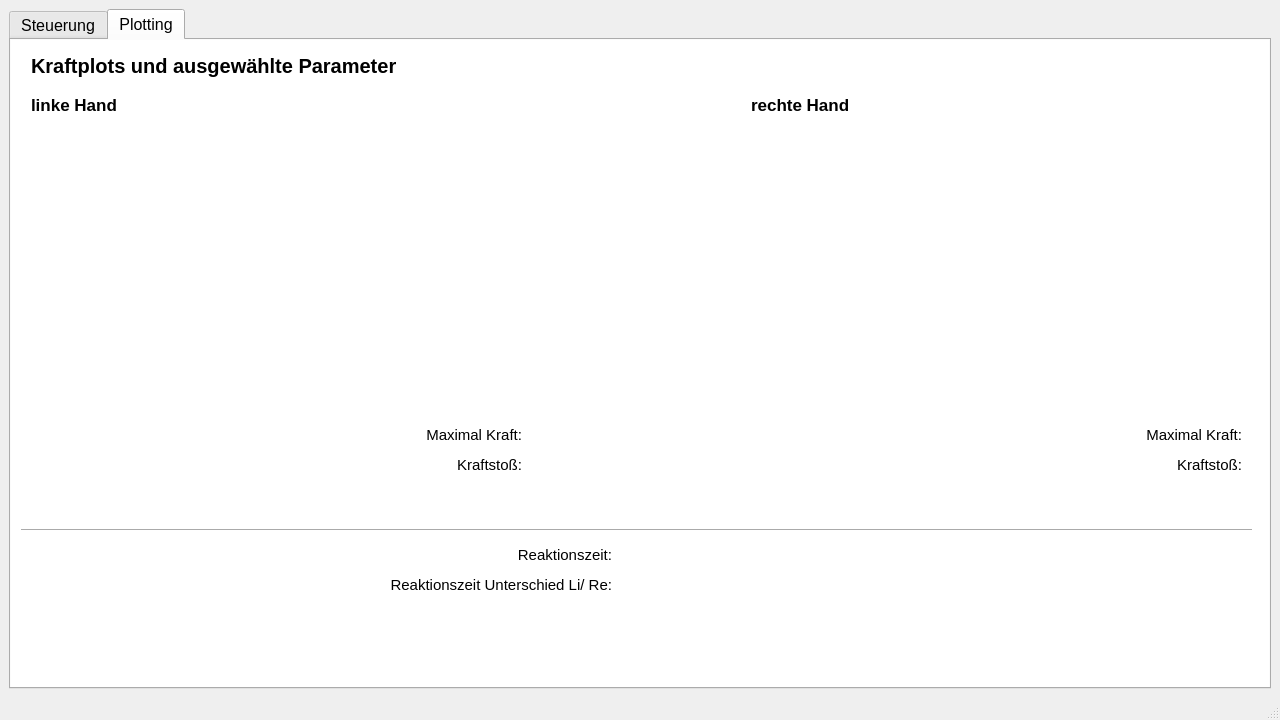
Above: app_GUI.ui from TillSchroeter/RaspberryPi_Snapcoach before the change. Below: the same form after it.
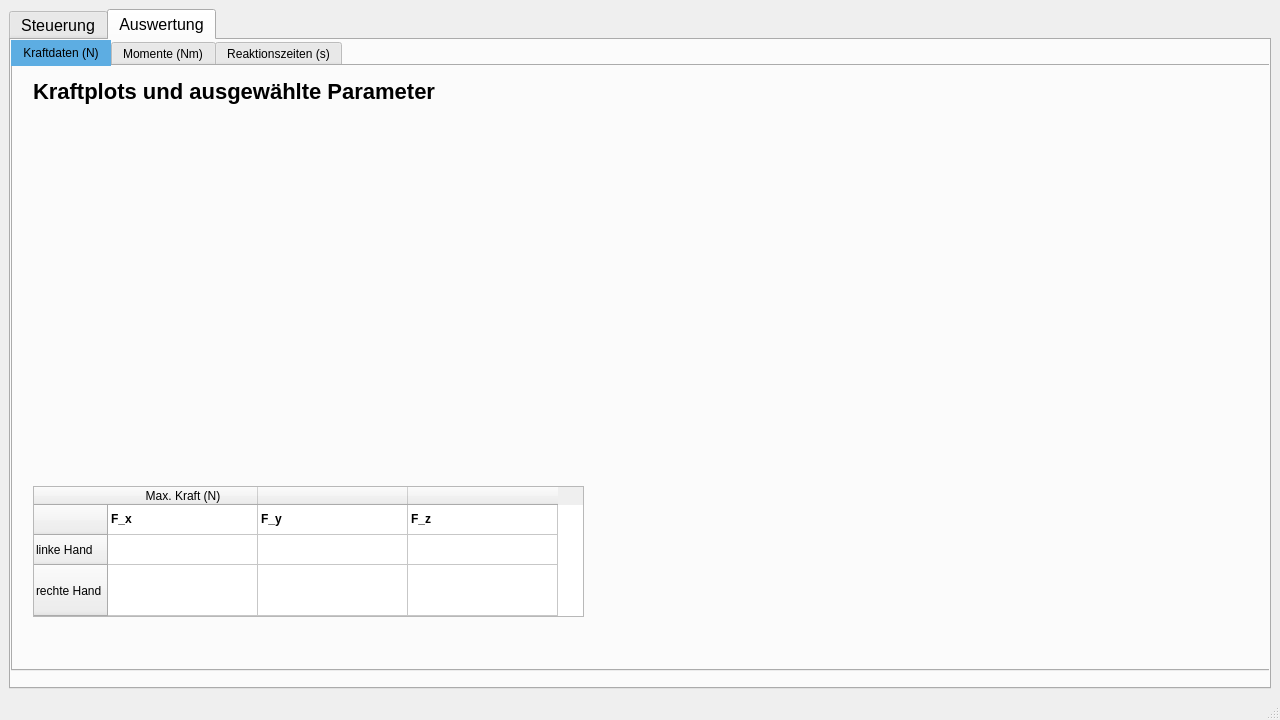
That is the form after the change. The open tabs and pages were chosen to show the change.

The edit to the form file:
```diff
--- a/app_GUI.ui
+++ b/app_GUI.ui
@@ -479,285 +479,489 @@
         </property>
        </widget>
       </widget>
-      <widget class="QWidget" name="Plotting">
-       <property name="enabled">
-        <bool>true</bool>
-       </property>
-       <property name="styleSheet">
-        <string notr="true">background-color: rgb(255, 255, 255);</string>
-       </property>
+      <widget class="QWidget" name="Auswertung">
        <attribute name="title">
-        <string>Plotting</string>
+        <string>Auswertung</string>
        </attribute>
-       <widget class="QLabel" name="Ueberschrift">
+       <widget class="QTabWidget" name="tabWidget_2">
         <property name="geometry">
          <rect>
-          <x>20</x>
-          <y>10</y>
-          <width>421</width>
-          <height>31</height>
+          <x>0</x>
+          <y>0</y>
+          <width>1261</width>
+          <height>631</height>
          </rect>
         </property>
-        <property name="font">
-         <font>
-          <pointsize>-1</pointsize>
-          <weight>75</weight>
-          <bold>true</bold>
-         </font>
-        </property>
         <property name="styleSheet">
-         <string notr="true">font-size: 20px;
-font-weight: bold; /* Wenn es fett gedruckt sein soll */</string>
-        </property>
-        <property name="text">
-         <string>Kraftplots und ausgewählte Parameter</string>
-        </property>
-       </widget>
-       <widget class="QWidget" name="plot_links" native="true">
-        <property name="geometry">
-         <rect>
-          <x>20</x>
-          <y>80</y>
-          <width>500</width>
-          <height>300</height>
-         </rect>
-        </property>
-        <property name="styleSheet">
-         <string notr="true">/*background-color: #1a1a1a; /* Dunkler Hintergrund für den Plot-Bereich */
-</string>
-        </property>
-       </widget>
-       <widget class="QWidget" name="plot_rechts" native="true">
-        <property name="geometry">
-         <rect>
-          <x>740</x>
-          <y>80</y>
-          <width>500</width>
-          <height>300</height>
-         </rect>
-        </property>
-        <property name="styleSheet">
-         <string notr="true">/*background-color: #1a1a1a; /* Dunkler Hintergrund für den Plot-Bereich */
+         <string notr="true">QTabBar::tab:selected {
+    background: #5dade2;
+}
 
 </string>
         </property>
-       </widget>
-       <widget class="QLabel" name="links_ueberschrift">
-        <property name="geometry">
-         <rect>
-          <x>20</x>
-          <y>50</y>
-          <width>110</width>
-          <height>30</height>
-         </rect>
+        <property name="currentIndex">
+         <number>2</number>
         </property>
-        <property name="font">
-         <font>
-          <pointsize>-1</pointsize>
-          <weight>75</weight>
-          <bold>true</bold>
-         </font>
-        </property>
-        <property name="styleSheet">
-         <string notr="true">font-size: 17px;
+        <widget class="QWidget" name="Kraft">
+         <attribute name="title">
+          <string>Kraftdaten (N)</string>
+         </attribute>
+         <widget class="QLabel" name="label_kraftplots">
+          <property name="geometry">
+           <rect>
+            <x>20</x>
+            <y>10</y>
+            <width>571</width>
+            <height>31</height>
+           </rect>
+          </property>
+          <property name="font">
+           <font>
+            <pointsize>-1</pointsize>
+            <weight>75</weight>
+            <bold>true</bold>
+           </font>
+          </property>
+          <property name="styleSheet">
+           <string notr="true">font-size: 22px;
 font-weight: bold; /* Wenn es fett gedruckt sein soll */</string>
-        </property>
-        <property name="text">
-         <string>linke Hand</string>
-        </property>
-       </widget>
-       <widget class="QLabel" name="rechts_ueberschrift">
-        <property name="geometry">
-         <rect>
-          <x>740</x>
-          <y>50</y>
-          <width>110</width>
-          <height>30</height>
-         </rect>
-        </property>
-        <property name="font">
-         <font>
-          <pointsize>-1</pointsize>
-          <weight>75</weight>
-          <bold>true</bold>
-         </font>
-        </property>
-        <property name="styleSheet">
-         <string notr="true">font-size: 17px;
+          </property>
+          <property name="text">
+           <string>Kraftplots und ausgewählte Parameter</string>
+          </property>
+         </widget>
+         <widget class="QWidget" name="plot_links_kraft" native="true">
+          <property name="geometry">
+           <rect>
+            <x>20</x>
+            <y>50</y>
+            <width>571</width>
+            <height>341</height>
+           </rect>
+          </property>
+          <property name="styleSheet">
+           <string notr="true">/*background-color: #1a1a1a; /* Dunkler Hintergrund für den Plot-Bereich */
+</string>
+          </property>
+         </widget>
+         <widget class="QWidget" name="plot_rechts_kraft" native="true">
+          <property name="geometry">
+           <rect>
+            <x>650</x>
+            <y>50</y>
+            <width>571</width>
+            <height>341</height>
+           </rect>
+          </property>
+          <property name="styleSheet">
+           <string notr="true">/*background-color: #1a1a1a; /* Dunkler Hintergrund für den Plot-Bereich */
+</string>
+          </property>
+         </widget>
+         <widget class="QTableWidget" name="tabelle_kraft">
+          <property name="geometry">
+           <rect>
+            <x>20</x>
+            <y>420</y>
+            <width>551</width>
+            <height>131</height>
+           </rect>
+          </property>
+          <property name="styleSheet">
+           <string notr="true"/>
+          </property>
+          <property name="editTriggers">
+           <set>QAbstractItemView::NoEditTriggers</set>
+          </property>
+          <property name="selectionMode">
+           <enum>QAbstractItemView::NoSelection</enum>
+          </property>
+          <property name="rowCount">
+           <number>3</number>
+          </property>
+          <property name="columnCount">
+           <number>3</number>
+          </property>
+          <attribute name="horizontalHeaderDefaultSectionSize">
+           <number>150</number>
+          </attribute>
+          <attribute name="horizontalHeaderStretchLastSection">
+           <bool>false</bool>
+          </attribute>
+          <attribute name="verticalHeaderStretchLastSection">
+           <bool>true</bool>
+          </attribute>
+          <row>
+           <property name="text">
+            <string/>
+           </property>
+          </row>
+          <row>
+           <property name="text">
+            <string>linke Hand</string>
+           </property>
+          </row>
+          <row>
+           <property name="text">
+            <string>rechte Hand</string>
+           </property>
+          </row>
+          <column>
+           <property name="text">
+            <string>Max. Kraft (N)</string>
+           </property>
+          </column>
+          <column>
+           <property name="text">
+            <string/>
+           </property>
+          </column>
+          <column>
+           <property name="text">
+            <string/>
+           </property>
+          </column>
+          <item row="0" column="0">
+           <property name="text">
+            <string>F_x</string>
+           </property>
+           <property name="font">
+            <font>
+             <weight>75</weight>
+             <bold>true</bold>
+            </font>
+           </property>
+          </item>
+          <item row="0" column="1">
+           <property name="text">
+            <string>F_y</string>
+           </property>
+           <property name="font">
+            <font>
+             <weight>75</weight>
+             <bold>true</bold>
+            </font>
+           </property>
+          </item>
+          <item row="0" column="2">
+           <property name="text">
+            <string>F_z</string>
+           </property>
+           <property name="font">
+            <font>
+             <weight>75</weight>
+             <bold>true</bold>
+            </font>
+           </property>
+          </item>
+         </widget>
+        </widget>
+        <widget class="QWidget" name="Momente">
+         <attribute name="title">
+          <string>Momente (Nm)</string>
+         </attribute>
+         <widget class="QLabel" name="label_momentplots">
+          <property name="geometry">
+           <rect>
+            <x>20</x>
+            <y>10</y>
+            <width>571</width>
+            <height>31</height>
+           </rect>
+          </property>
+          <property name="font">
+           <font>
+            <pointsize>-1</pointsize>
+            <weight>75</weight>
+            <bold>true</bold>
+           </font>
+          </property>
+          <property name="styleSheet">
+           <string notr="true">font-size: 22px;
 font-weight: bold; /* Wenn es fett gedruckt sein soll */</string>
-        </property>
-        <property name="text">
-         <string>rechte Hand</string>
-        </property>
-       </widget>
-       <widget class="QLabel" name="max_kraft_links">
-        <property name="geometry">
-         <rect>
-          <x>300</x>
-          <y>380</y>
-          <width>211</width>
-          <height>30</height>
-         </rect>
-        </property>
-        <property name="font">
-         <font>
-          <pointsize>-1</pointsize>
-         </font>
-        </property>
-        <property name="styleSheet">
-         <string notr="true">font-size: 15px;
-/*font-weight: bold; /* Wenn es fett gedruckt sein soll */</string>
-        </property>
-        <property name="text">
-         <string>Maximal Kraft:</string>
-        </property>
-        <property name="alignment">
-         <set>Qt::AlignRight|Qt::AlignTrailing|Qt::AlignVCenter</set>
-        </property>
-       </widget>
-       <widget class="QLabel" name="kraftstos_links">
-        <property name="geometry">
-         <rect>
-          <x>290</x>
-          <y>410</y>
-          <width>221</width>
-          <height>30</height>
-         </rect>
-        </property>
-        <property name="font">
-         <font>
-          <pointsize>-1</pointsize>
-         </font>
-        </property>
-        <property name="styleSheet">
-         <string notr="true">font-size: 15px;
-/*font-weight: bold; /* Wenn es fett gedruckt sein soll */</string>
-        </property>
-        <property name="text">
-         <string>Kraftstoß:</string>
-        </property>
-        <property name="alignment">
-         <set>Qt::AlignRight|Qt::AlignTrailing|Qt::AlignVCenter</set>
-        </property>
-       </widget>
-       <widget class="QLabel" name="max_kraft_rechts">
-        <property name="geometry">
-         <rect>
-          <x>1000</x>
-          <y>380</y>
-          <width>231</width>
-          <height>30</height>
-         </rect>
-        </property>
-        <property name="font">
-         <font>
-          <pointsize>-1</pointsize>
-         </font>
-        </property>
-        <property name="styleSheet">
-         <string notr="true">font-size: 15px;
-/*font-weight: bold; /* Wenn es fett gedruckt sein soll */</string>
-        </property>
-        <property name="text">
-         <string>Maximal Kraft:</string>
-        </property>
-        <property name="alignment">
-         <set>Qt::AlignRight|Qt::AlignTrailing|Qt::AlignVCenter</set>
-        </property>
-       </widget>
-       <widget class="QLabel" name="kraftstos_rechts">
-        <property name="geometry">
-         <rect>
-          <x>990</x>
-          <y>410</y>
-          <width>241</width>
-          <height>30</height>
-         </rect>
-        </property>
-        <property name="font">
-         <font>
-          <pointsize>-1</pointsize>
-         </font>
-        </property>
-        <property name="styleSheet">
-         <string notr="true">font-size: 15px;
-/*font-weight: bold; /* Wenn es fett gedruckt sein soll */</string>
-        </property>
-        <property name="text">
-         <string>Kraftstoß:</string>
-        </property>
-        <property name="alignment">
-         <set>Qt::AlignRight|Qt::AlignTrailing|Qt::AlignVCenter</set>
-        </property>
-       </widget>
-       <widget class="QLabel" name="reaktionszeit">
-        <property name="geometry">
-         <rect>
-          <x>410</x>
-          <y>500</y>
-          <width>191</width>
-          <height>30</height>
-         </rect>
-        </property>
-        <property name="font">
-         <font>
-          <pointsize>-1</pointsize>
-         </font>
-        </property>
-        <property name="styleSheet">
-         <string notr="true">font-size: 15px;
-/*font-weight: bold; /* Wenn es fett gedruckt sein soll */</string>
-        </property>
-        <property name="text">
-         <string>Reaktionszeit:</string>
-        </property>
-        <property name="alignment">
-         <set>Qt::AlignRight|Qt::AlignTrailing|Qt::AlignVCenter</set>
-        </property>
-       </widget>
-       <widget class="QLabel" name="reaktions_unterschied">
-        <property name="geometry">
-         <rect>
-          <x>320</x>
-          <y>530</y>
-          <width>281</width>
-          <height>30</height>
-         </rect>
-        </property>
-        <property name="font">
-         <font>
-          <pointsize>-1</pointsize>
-         </font>
-        </property>
-        <property name="styleSheet">
-         <string notr="true">font-size: 15px;
-/*font-weight: bold; /* Wenn es fett gedruckt sein soll */</string>
-        </property>
-        <property name="text">
-         <string>Reaktionszeit Unterschied Li/ Re:</string>
-        </property>
-        <property name="alignment">
-         <set>Qt::AlignRight|Qt::AlignTrailing|Qt::AlignVCenter</set>
-        </property>
-       </widget>
-       <widget class="Line" name="line">
-        <property name="geometry">
-         <rect>
-          <x>10</x>
-          <y>480</y>
-          <width>1231</width>
-          <height>20</height>
-         </rect>
-        </property>
-        <property name="font">
-         <font>
-          <weight>75</weight>
-          <bold>true</bold>
-         </font>
-        </property>
-        <property name="orientation">
-         <enum>Qt::Horizontal</enum>
-        </property>
+          </property>
+          <property name="text">
+           <string>Momentplots und ausgewählte Parameter</string>
+          </property>
+         </widget>
+         <widget class="QWidget" name="plot_links_moment" native="true">
+          <property name="geometry">
+           <rect>
+            <x>20</x>
+            <y>50</y>
+            <width>571</width>
+            <height>341</height>
+           </rect>
+          </property>
+          <property name="styleSheet">
+           <string notr="true">/*background-color: #1a1a1a; /* Dunkler Hintergrund für den Plot-Bereich */
+</string>
+          </property>
+         </widget>
+         <widget class="QWidget" name="plot_rechts_moment" native="true">
+          <property name="geometry">
+           <rect>
+            <x>650</x>
+            <y>50</y>
+            <width>571</width>
+            <height>341</height>
+           </rect>
+          </property>
+          <property name="styleSheet">
+           <string notr="true">/*background-color: #1a1a1a; /* Dunkler Hintergrund für den Plot-Bereich */
+</string>
+          </property>
+         </widget>
+         <widget class="QTableWidget" name="tabelle_moment">
+          <property name="geometry">
+           <rect>
+            <x>20</x>
+            <y>420</y>
+            <width>551</width>
+            <height>131</height>
+           </rect>
+          </property>
+          <property name="styleSheet">
+           <string notr="true"/>
+          </property>
+          <property name="editTriggers">
+           <set>QAbstractItemView::NoEditTriggers</set>
+          </property>
+          <property name="selectionMode">
+           <enum>QAbstractItemView::NoSelection</enum>
+          </property>
+          <property name="rowCount">
+           <number>3</number>
+          </property>
+          <property name="columnCount">
+           <number>3</number>
+          </property>
+          <attribute name="horizontalHeaderDefaultSectionSize">
+           <number>150</number>
+          </attribute>
+          <attribute name="horizontalHeaderStretchLastSection">
+           <bool>false</bool>
+          </attribute>
+          <attribute name="verticalHeaderStretchLastSection">
+           <bool>true</bool>
+          </attribute>
+          <row>
+           <property name="text">
+            <string/>
+           </property>
+          </row>
+          <row>
+           <property name="text">
+            <string>linke Hand</string>
+           </property>
+          </row>
+          <row>
+           <property name="text">
+            <string>rechte Hand</string>
+           </property>
+          </row>
+          <column>
+           <property name="text">
+            <string>Max. Moment (Nm)</string>
+           </property>
+          </column>
+          <column>
+           <property name="text">
+            <string/>
+           </property>
+          </column>
+          <column>
+           <property name="text">
+            <string/>
+           </property>
+          </column>
+          <item row="0" column="0">
+           <property name="text">
+            <string>F_x</string>
+           </property>
+           <property name="font">
+            <font>
+             <weight>75</weight>
+             <bold>true</bold>
+            </font>
+           </property>
+          </item>
+          <item row="0" column="1">
+           <property name="text">
+            <string>F_y</string>
+           </property>
+           <property name="font">
+            <font>
+             <weight>75</weight>
+             <bold>true</bold>
+            </font>
+           </property>
+          </item>
+          <item row="0" column="2">
+           <property name="text">
+            <string>F_z</string>
+           </property>
+           <property name="font">
+            <font>
+             <weight>75</weight>
+             <bold>true</bold>
+            </font>
+           </property>
+          </item>
+         </widget>
+        </widget>
+        <widget class="QWidget" name="Reaktion">
+         <attribute name="title">
+          <string>Reaktionszeiten (s)</string>
+         </attribute>
+         <widget class="QLabel" name="label_reaktionszeit">
+          <property name="geometry">
+           <rect>
+            <x>20</x>
+            <y>10</y>
+            <width>221</width>
+            <height>31</height>
+           </rect>
+          </property>
+          <property name="font">
+           <font>
+            <pointsize>-1</pointsize>
+            <weight>75</weight>
+            <bold>true</bold>
+           </font>
+          </property>
+          <property name="styleSheet">
+           <string notr="true">font-size: 22px;
+font-weight: bold; /* Wenn es fett gedruckt sein soll */</string>
+          </property>
+          <property name="text">
+           <string>Reaktionszeiten</string>
+          </property>
+         </widget>
+         <widget class="QTableWidget" name="tabelle_reaktion_li_re">
+          <property name="geometry">
+           <rect>
+            <x>20</x>
+            <y>150</y>
+            <width>311</width>
+            <height>81</height>
+           </rect>
+          </property>
+          <property name="editTriggers">
+           <set>QAbstractItemView::NoEditTriggers</set>
+          </property>
+          <property name="selectionMode">
+           <enum>QAbstractItemView::NoSelection</enum>
+          </property>
+          <attribute name="horizontalHeaderHighlightSections">
+           <bool>true</bool>
+          </attribute>
+          <attribute name="horizontalHeaderStretchLastSection">
+           <bool>false</bool>
+          </attribute>
+          <attribute name="verticalHeaderStretchLastSection">
+           <bool>true</bool>
+          </attribute>
+          <row>
+           <property name="text">
+            <string>Reaktionszeit</string>
+           </property>
+          </row>
+          <column>
+           <property name="text">
+            <string>linke Hand</string>
+           </property>
+          </column>
+          <column>
+           <property name="text">
+            <string>rechte Hand</string>
+           </property>
+          </column>
+         </widget>
+         <widget class="QTableWidget" name="tabelle_reaktion_durchschnitt">
+          <property name="geometry">
+           <rect>
+            <x>20</x>
+            <y>250</y>
+            <width>311</width>
+            <height>101</height>
+           </rect>
+          </property>
+          <property name="editTriggers">
+           <set>QAbstractItemView::NoEditTriggers</set>
+          </property>
+          <property name="selectionMode">
+           <enum>QAbstractItemView::NoSelection</enum>
+          </property>
+          <attribute name="horizontalHeaderStretchLastSection">
+           <bool>false</bool>
+          </attribute>
+          <attribute name="verticalHeaderStretchLastSection">
+           <bool>true</bool>
+          </attribute>
+          <row>
+           <property name="text">
+            <string>Durchschnitt von  li. und re. </string>
+           </property>
+          </row>
+          <row>
+           <property name="text">
+            <string>Unterschied von li. und re.</string>
+           </property>
+          </row>
+          <column>
+           <property name="text">
+            <string>Wert</string>
+           </property>
+          </column>
+         </widget>
+         <widget class="QLabel" name="label_bedingung">
+          <property name="geometry">
+           <rect>
+            <x>20</x>
+            <y>50</y>
+            <width>221</width>
+            <height>31</height>
+           </rect>
+          </property>
+          <property name="font">
+           <font>
+            <pointsize>11</pointsize>
+           </font>
+          </property>
+          <property name="styleSheet">
+           <string notr="true">font-size: 11pt;
+color: #000000; /* Ein dunkles Grau/Schwarz für die Lesbarkeit */
+</string>
+          </property>
+          <property name="text">
+           <string>Bedingung bei Messung:</string>
+          </property>
+         </widget>
+         <widget class="QLabel" name="par_bedingung">
+          <property name="geometry">
+           <rect>
+            <x>270</x>
+            <y>50</y>
+            <width>301</width>
+            <height>31</height>
+           </rect>
+          </property>
+          <property name="font">
+           <font>
+            <pointsize>11</pointsize>
+           </font>
+          </property>
+          <property name="styleSheet">
+           <string notr="true">font-size: 11pt;
+color: #000000; /* Ein dunkles Grau/Schwarz für die Lesbarkeit */
+</string>
+          </property>
+          <property name="text">
+           <string/>
+          </property>
+         </widget>
+        </widget>
        </widget>
       </widget>
      </widget>
```
Left out of the diff: 1046 changed lines with no effect on the pictures.
